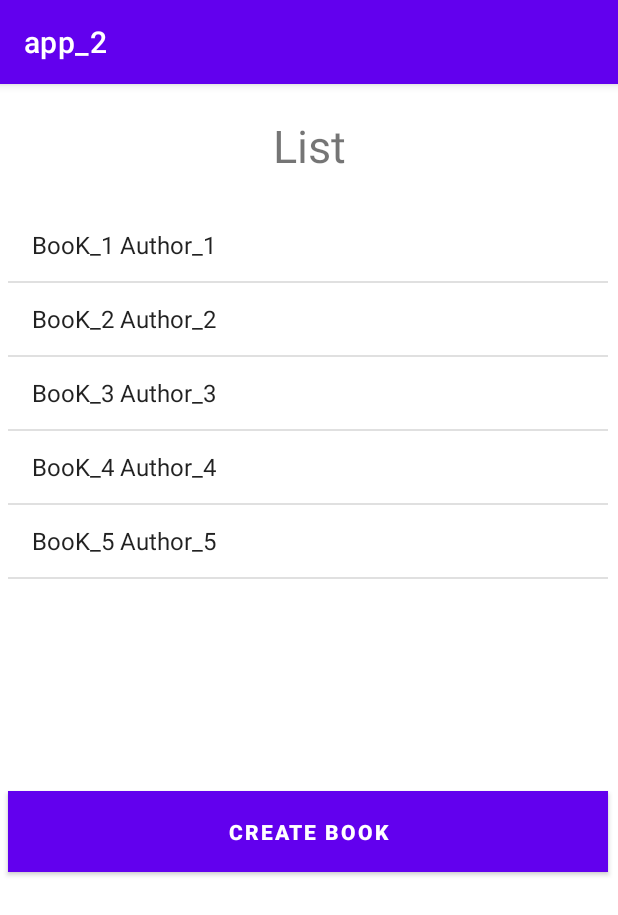
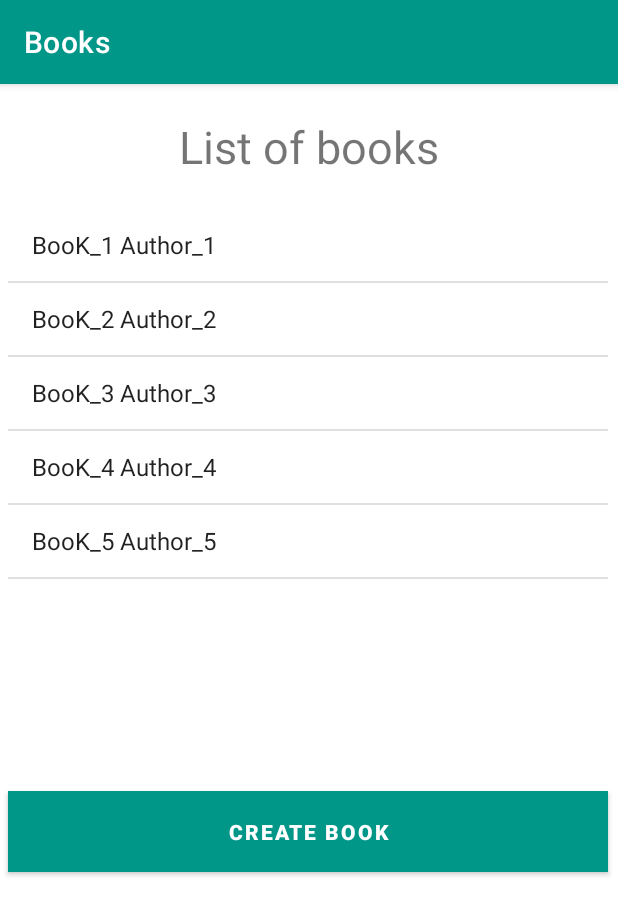
Before and after one commit to AlexanderNesterov/app_2, an Android app: the screen it shows after launch (MainActivity), on a phone screen of 412 x 824 dp. Shown: the top 915 px of the screen. Run offline under Robolectric (Android 15) with nearby library versions, the phone set to English and light mode, and no system bars.

```diff
--- a/src/main/java/com/example/app_2/activities/MainActivity.kt
+++ b/src/main/java/com/example/app_2/activities/MainActivity.kt
@@ -41,7 +41,7 @@ class MainActivity : AppCompatActivity() {
         val adapter = ArrayAdapter(this, android.R.layout.simple_list_item_1, bookInfoList)
         listView!!.adapter = adapter
 
-        createButton!!.setOnClickListener{
+        createButton!!.setOnClickListener {
             val intent = Intent(this, NewBookActivity::class.java)
             startActivity(intent)
         }
--- a/src/main/java/com/example/app_2/repositories/BookRepository.kt
+++ b/src/main/java/com/example/app_2/repositories/BookRepository.kt
@@ -60,7 +60,7 @@ class BookRepository(_bookList: ArrayList<Book>) {
         return foundBook.id
     }
 
-    fun isBookValid(book: Book): Boolean {
+    private fun isBookValid(book: Book): Boolean {
         return book.name.isNotEmpty()
                 && book.author.isNotEmpty()
                 && book.year > 0
--- a/src/main/res/layout/activity_main.xml
+++ b/src/main/res/layout/activity_main.xml
@@ -8,11 +8,11 @@
 
     <TextView
         android:id="@+id/textView4"
-        android:layout_width="170dp"
-        android:layout_height="50dp"
+        android:layout_width="271dp"
+        android:layout_height="51dp"
+        android:gravity="center"
         android:text="@string/list"
         android:textSize="30sp"
-        android:gravity="center"
         app:layout_constraintBottom_toBottomOf="parent"
         app:layout_constraintEnd_toEndOf="parent"
         app:layout_constraintStart_toStartOf="parent"
--- a/src/main/res/values/colors.xml
+++ b/src/main/res/values/colors.xml
@@ -1,8 +1,8 @@
 <?xml version="1.0" encoding="utf-8"?>
 <resources>
-    <color name="purple_200">#FFBB86FC</color>
-    <color name="purple_500">#FF6200EE</color>
-    <color name="purple_700">#FF3700B3</color>
+    <color name="purple_200">#2AC675</color>
+    <color name="purple_500">#009688</color>
+    <color name="purple_700">#8BC34A</color>
     <color name="teal_200">#FF03DAC5</color>
     <color name="teal_700">#FF018786</color>
     <color name="black">#FF000000</color>
--- a/src/main/res/values/strings.xml
+++ b/src/main/res/values/strings.xml
@@ -1,11 +1,11 @@
 <resources>
-    <string name="app_name">app_2</string>
+    <string name="app_name">Books</string>
     <string name="book_info">Book info</string>
     <string name="book_name">Name:</string>
     <string name="author">Author:</string>
     <string name="year">Year:</string>
     <string name="pages">Pages:</string>
-    <string name="list">List</string>
+    <string name="list">List of books</string>
     <string name="delete_book">Delete book</string>
     <string name="update_book">Update book</string>
     <string name="create_book">Create book</string>
```
Also changed, not shown: src/main/java/com/example/app_2/activities/InfoActivity.kt (+58 -10 lines), src/main/java/com/example/app_2/activities/NewBookActivity.kt (+27 -4 lines), src/main/java/com/example/app_2/models/Constants.kt (added, +12 -0 lines).
